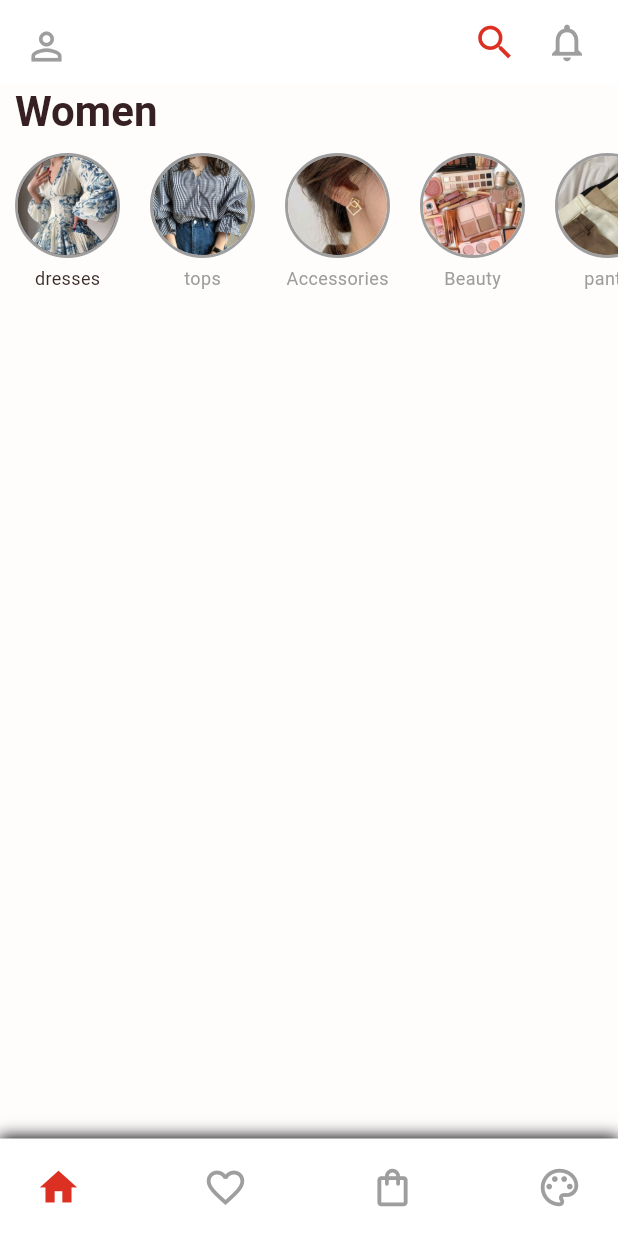
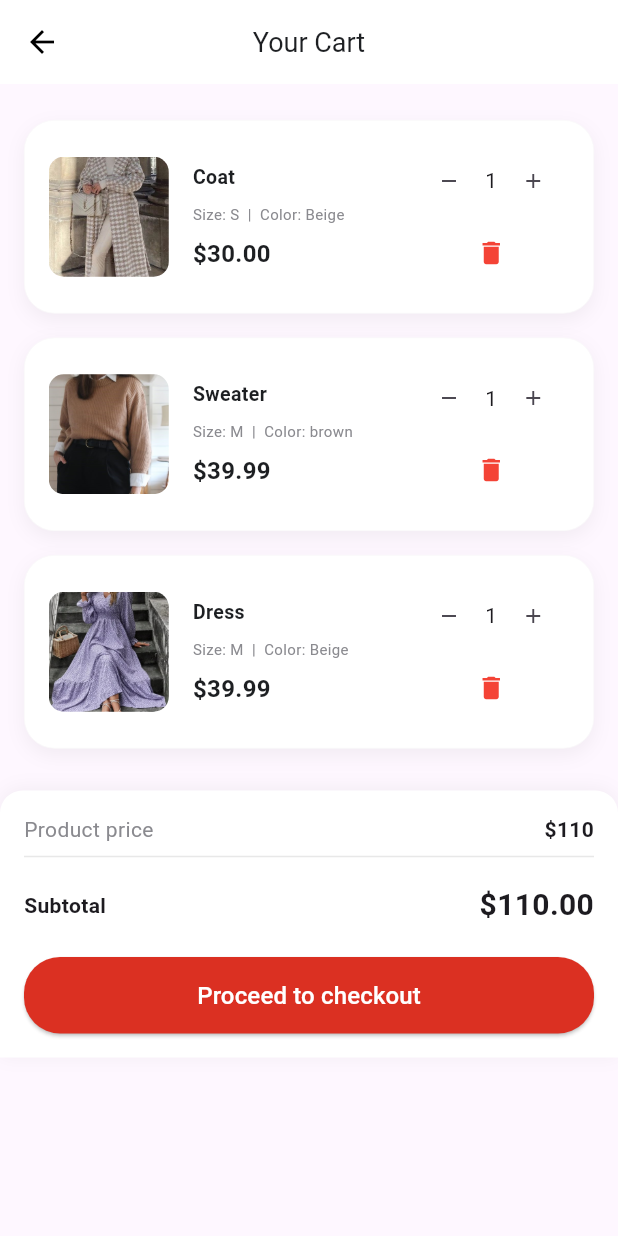
Before and after one commit to salcia100/e-commerce-mobile-app, a Flutter app: the screen it shows after launch, on a phone screen of 412 x 824 dp. Run offline on Flutter 3.47's test engine with Material 3 defaults, Android fonts, the phone set to English and light mode, and no system bars; our stand-ins replace cached_network_image, font_awesome_flutter; Roboto replaces fonts that are missing (Product Sans).

Commit message:
page_panier

```diff
--- a/lib/main.dart
+++ b/lib/main.dart
@@ -1,6 +1,7 @@
 import 'package:flutter/material.dart';
-import 'package:inscri_ecommerce/screens/home/home_screen.dart';
-import 'package:inscri_ecommerce/screens/register.dart';
+import 'package:inscri_ecommerce/screens/cart/cart_screen.dart';
+//import 'package:inscri_ecommerce/screens/home/home_screen.dart';
+//import 'package:inscri_ecommerce/screens/register.dart';
 
 void main() {
   runApp(MyApp());
@@ -13,11 +14,7 @@ class MyApp extends StatelessWidget {
   Widget build(BuildContext context) {
     return MaterialApp(
       debugShowCheckedModeBanner: false, //kelmet debug tetnaha
-      /* title: 'E-Commerce App',
-      theme: ThemeData(
-        primarySwatch: Colors.purple,
-      ),*/
-      home: HomeScreen(), // Afficher directement la page d'inscription
+      home: CartScreen(), // Afficher directement la page d'inscription
     );
   }
 }
--- /dev/null
+++ b/lib/screens/cart/cart_screen.dart
@@ -0,0 +1,71 @@
+import 'package:flutter/material.dart';
+import 'package:inscri_ecommerce/screens/cart/components/cart_item.dart';
+import 'package:inscri_ecommerce/screens/cart/components/cart_resume.dart';
+
+class CartScreen extends StatelessWidget {
+  const CartScreen({super.key});
+
+  @override
+  Widget build(BuildContext context) {
+    return Scaffold(
+      appBar: AppBar(
+        elevation: 0,
+        backgroundColor: Colors.white,
+        leading: IconButton(
+          icon: const Icon(Icons.arrow_back, color: Colors.black),
+          onPressed: () {
+            Navigator.pop(context);
+          },
+        ),
+        title: const Text(
+          'Your Cart',
+          style: TextStyle(
+            color: Color(0xFF1D1F22),
+            fontSize: 18,
+            fontFamily: 'Product Sans',
+          ),
+        ),
+        centerTitle: true,
+      ),
+      body: SingleChildScrollView(
+        child: Column(
+          children: [
+            const SizedBox(height: 16),
+
+            // Liste des articles
+            CartItem(
+              title: "Coat",
+              size: "S",
+              color: "Beige",
+              price: 30.00,
+              quantity: 1,
+              imagePath: "assets/cart/10.jpg",
+            ),
+            CartItem(
+              title: "Sweater",
+              size: "M",
+              color: "brown",
+              price: 39.99,
+              quantity: 1,
+              imagePath: "assets/cart/11.jpg",
+            ),
+
+            CartItem(
+              title: "Dress",
+              size: "M",
+              color: "Beige",
+              price: 39.99,
+              quantity: 1,
+              imagePath: "assets/cart/12.jpg",
+            ),
+
+            const SizedBox(height: 20),
+
+            // Résumé du panier
+            const CartSummary(subtotal: 110.00),
+          ],
+        ),
+      ),
+    );
+  }
+}
--- /dev/null
+++ b/lib/screens/cart/components/cart_item.dart
@@ -0,0 +1,120 @@
+import 'package:flutter/material.dart';
+
+class CartItem extends StatelessWidget {
+  final String title;
+  final String size;
+  final String color;
+  final double price;
+  final int quantity;
+  final String imagePath;
+
+  const CartItem({
+    super.key,
+    required this.title,
+    required this.size,
+    required this.color,
+    required this.price,
+    required this.quantity,
+    required this.imagePath,
+  });
+
+  @override
+  Widget build(BuildContext context) {
+    return Padding(
+      padding: const EdgeInsets.symmetric(horizontal: 16.0, vertical: 8.0),
+      child: Container(
+        decoration: BoxDecoration(
+          borderRadius: BorderRadius.circular(20),
+          boxShadow: const [
+            BoxShadow(
+              color: Color.fromRGBO(0, 0, 0, 0.05),
+              offset: Offset(0, 4),
+              blurRadius: 10,
+            )
+          ],
+          color: Colors.white,
+          border: Border.all(
+            color: const Color.fromRGBO(250, 250, 250, 1),
+            width: 0.5,
+          ),
+        ),
+        padding: const EdgeInsets.all(16),
+        child: Row(
+          crossAxisAlignment: CrossAxisAlignment.center,
+          children: [
+
+            ClipRRect(                                                         //Image du produit
+              borderRadius: BorderRadius.circular(10),
+              child: Image.asset(
+                imagePath,
+                width: 80,
+                height: 80,
+                fit: BoxFit.cover,
+              ),
+            ),
+            const SizedBox(width: 16),
+
+            Expanded(                                                        //Utilisation de Expanded pour empêcher l'overflow
+              child: Column(
+                crossAxisAlignment: CrossAxisAlignment.start,
+                children: [
+                  Text(
+                    title,
+                    style: const TextStyle(
+                      fontSize: 13,
+                      fontWeight: FontWeight.bold,
+                      color: Color(0xFF1D1F22),
+                    ),
+                    overflow: TextOverflow.ellipsis,                       // pour éviter le dépassement
+                  ),
+                  const SizedBox(height: 8),
+                  Text(
+                    "Size: $size  |  Color: $color",
+                    style: const TextStyle(
+                      fontSize: 10,
+                      color: Color(0xFF8A8A8F),
+                    ),
+                  ),
+                  const SizedBox(height: 8),
+                  Text(
+                    "\$${price.toStringAsFixed(2)}",
+                    style: const TextStyle(
+                      fontSize: 16,
+                      fontWeight: FontWeight.bold,
+                      color: Color(0xFF1D1F22),
+                    ),
+                  ),
+                ],
+              ),
+            ),
+
+            Column(                                              // Boutons quantité et supprimer
+              children: [
+                Row(
+                  children: [
+                    IconButton(
+                      onPressed: () {},
+                      icon: const Icon(Icons.remove, size: 16),
+                    ),
+                    Text(
+                      "$quantity",
+                      style: const TextStyle(fontSize: 14),
+                    ),
+                    IconButton(
+                      onPressed: () {},
+                      icon: const Icon(Icons.add, size: 16),
+                    ),
+                  ],
+                ),
+                IconButton(
+                  onPressed: () {},
+                  icon: const Icon(Icons.delete, size: 20, color: Colors.red),
+                ),
+              ],
+            ),
+          ],
+        ),
+      ),
+    );
+  }
+}
--- /dev/null
+++ b/lib/screens/cart/components/cart_resume.dart
@@ -0,0 +1,90 @@
+import 'package:flutter/material.dart';
+
+class CartSummary extends StatelessWidget {
+  final double subtotal;
+
+  const CartSummary({super.key, required this.subtotal});
+
+  @override
+  Widget build(BuildContext context) {
+    return Container(
+      padding: const EdgeInsets.all(16),
+      decoration: const BoxDecoration(
+        color: Colors.white,
+        borderRadius: BorderRadius.only(
+          topLeft: Radius.circular(15),
+          topRight: Radius.circular(15),
+        ),
+        boxShadow: [
+          BoxShadow(
+            color: Color.fromRGBO(0, 0, 0, 0.05),
+            offset: Offset(0, -1),
+            blurRadius: 10,
+          )
+        ],
+      ),
+      child: Column(
+        children: [
+          Row(
+            mainAxisAlignment: MainAxisAlignment.spaceBetween,
+            children: const [
+              Text(
+                'Product price',
+                style: TextStyle(
+                  fontSize: 14,
+                  color: Color(0xFF8A8A8F),
+                ),
+              ),
+              Text(
+                '\$110',
+                style: TextStyle(
+                  fontSize: 14,
+                  fontWeight: FontWeight.bold,
+                ),
+              ),
+            ],
+          ),
+          const Divider(color: Color(0xFFE8E8E8)),
+          const SizedBox(height: 10),
+          Row(
+            mainAxisAlignment: MainAxisAlignment.spaceBetween,
+            children: [
+              const Text(
+                'Subtotal',
+                style: TextStyle(
+                  fontSize: 14,
+                  fontWeight: FontWeight.bold,
+                ),
+              ),
+              Text(
+                '\$${subtotal.toStringAsFixed(2)}',
+                style: const TextStyle(
+                  fontSize: 20,
+                  fontWeight: FontWeight.bold,
+                ),
+              ),
+            ],
+          ),
+          const SizedBox(height: 20),
+          ElevatedButton(
+            style: ElevatedButton.styleFrom(
+              backgroundColor: const Color(0xFFDB3022),
+              shape: RoundedRectangleBorder(
+                borderRadius: BorderRadius.circular(24),
+              ),
+              padding: const EdgeInsets.symmetric(vertical: 14),
+              minimumSize: const Size(double.infinity, 48),
+            ),
+            onPressed: () {
+              // Action lors du clic
+            },
+            child: const Text(
+              'Proceed to checkout',
+              style: TextStyle(fontSize: 16, color: Colors.white),
+            ),
+          ),
+        ],
+      ),
+    );
+  }
+}
--- a/pubspec.yaml
+++ b/pubspec.yaml
@@ -67,6 +67,7 @@ flutter:
   assets:
     - assets/images/
     - assets/categories/
+    - assets/cart/
   #   - images/a_dot_ham.jpeg
 
   # An image asset can refer to one or more resolution-specific "variants", see
```
Also changed, not shown: assets/cart/10.jpg (added), assets/cart/11.jpg (added), assets/cart/12.jpg (added), assets/images/outfit_7.jpg (added), lib/screens/cart/components/appBar.dart (added).
